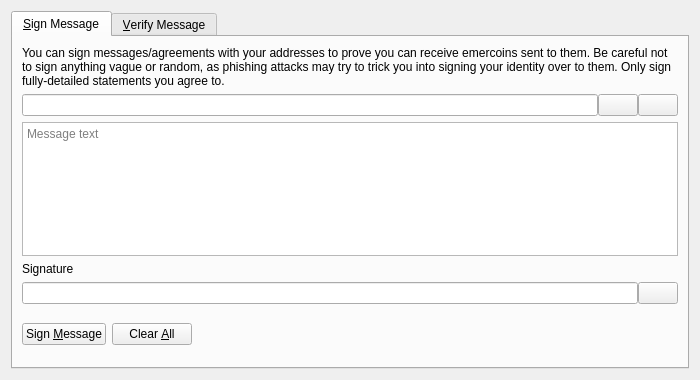
First picture: the form in src/qt/forms/signverifymessagedialog.ui, repository Exgibichi/rt, before the edit.
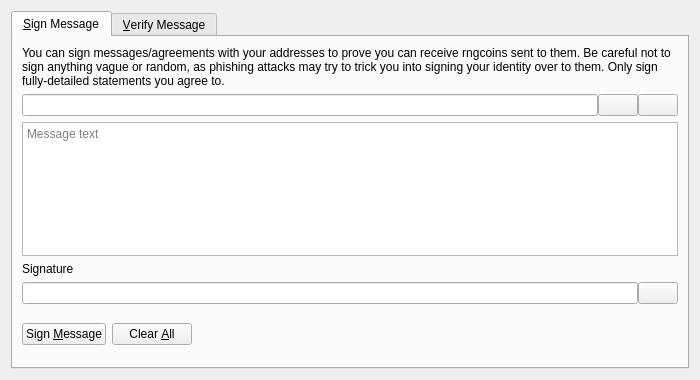
Second picture: the form after the edit. Icons and pictures are not drawn. Custom widgets are drawn as their Qt base class.

Patch:
```diff
--- a/src/qt/forms/signverifymessagedialog.ui
+++ b/src/qt/forms/signverifymessagedialog.ui
@@ -30,7 +30,7 @@
        <item>
         <widget class="QLabel" name="infoLabel_SM">
          <property name="text">
-          <string>You can sign messages/agreements with your addresses to prove you can receive emercoins sent to them. Be careful not to sign anything vague or random, as phishing attacks may try to trick you into signing your identity over to them. Only sign fully-detailed statements you agree to.</string>
+          <string>You can sign messages/agreements with your addresses to prove you can receive rngcoins sent to them. Be careful not to sign anything vague or random, as phishing attacks may try to trick you into signing your identity over to them. Only sign fully-detailed statements you agree to.</string>
          </property>
          <property name="textFormat">
           <enum>Qt::PlainText</enum>
```
Left out of the diff: 8 changed lines with no effect on the pictures.
